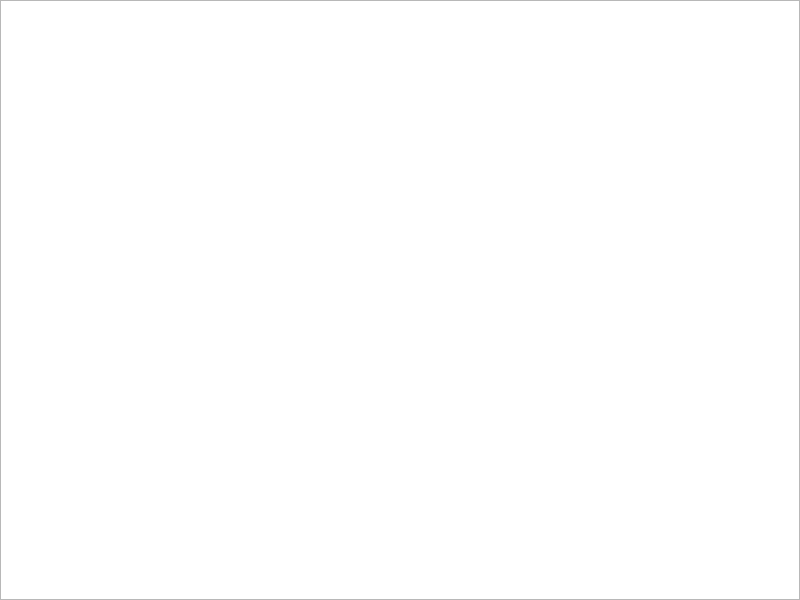
Old version of the form Game/bettermainwindow.ui in the repository miikka0000/BusDestroyer2000-Game-with-Qt.
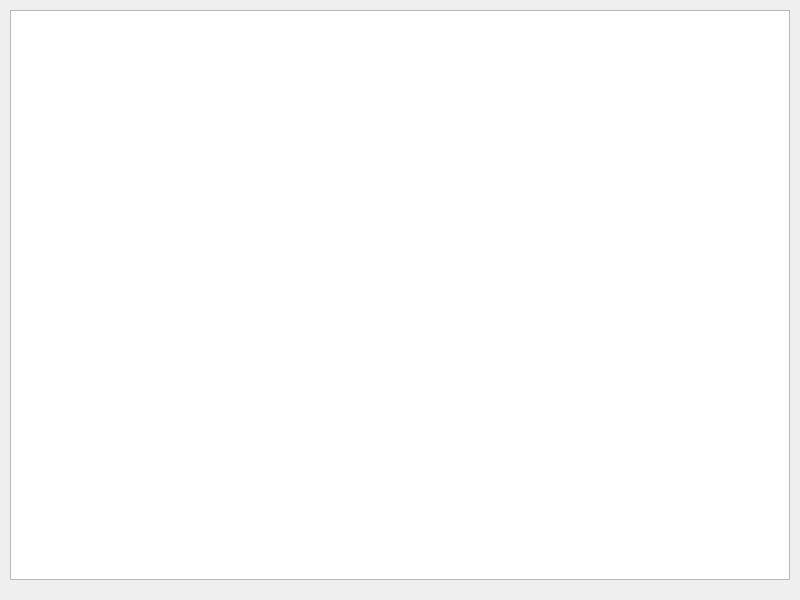
New version of the form.

Commit message: 10 px marginaalit lisätty peli-Ikkunaan

Diff of the .ui file:
```diff
--- a/Game/bettermainwindow.ui
+++ b/Game/bettermainwindow.ui
@@ -16,22 +16,22 @@
   <widget class="QWidget" name="centralwidget">
    <layout class="QVBoxLayout" name="verticalLayout">
     <property name="spacing">
-     <number>0</number>
+     <number>10</number>
     </property>
     <property name="sizeConstraint">
      <enum>QLayout::SetDefaultConstraint</enum>
     </property>
     <property name="leftMargin">
-     <number>0</number>
+     <number>10</number>
     </property>
     <property name="topMargin">
-     <number>0</number>
+     <number>10</number>
     </property>
     <property name="rightMargin">
-     <number>0</number>
+     <number>10</number>
     </property>
     <property name="bottomMargin">
-     <number>0</number>
+     <number>20</number>
     </property>
     <item>
      <widget class="QGraphicsView" name="graphicsView">
```
Left out of the diff: 2 changed lines with no effect on the pictures. The commit also changes 1 other file.
